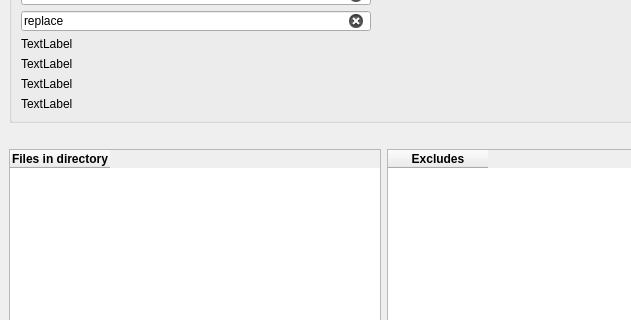
The window that mainwindow.ui (knasan/rrn-gui) describes before a commit, drawn with Qt 5; both pictures show x 0 to 631 and y 95 to 415 of the 768 by 606 pixel window.
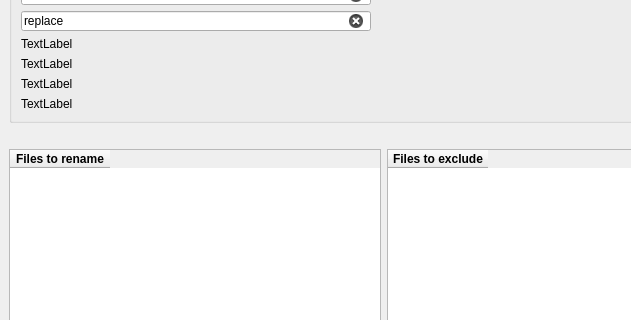
The same window after the commit.

Diff of the .ui file:
```diff
--- a/mainwindow.ui
+++ b/mainwindow.ui
@@ -224,9 +224,18 @@
         <property name="alternatingRowColors">
          <bool>false</bool>
         </property>
+        <property name="showGrid">
+         <bool>false</bool>
+        </property>
+        <property name="gridStyle">
+         <enum>Qt::NoPen</enum>
+        </property>
+        <property name="sortingEnabled">
+         <bool>true</bool>
+        </property>
         <column>
          <property name="text">
-          <string>Files in directory</string>
+          <string>Files to rename</string>
          </property>
          <property name="font">
           <font>
@@ -252,11 +261,29 @@
          <set>QAbstractItemView::NoEditTriggers</set>
         </property>
         <property name="dragEnabled">
+         <bool>false</bool>
+        </property>
+        <property name="dragDropOverwriteMode">
+         <bool>false</bool>
+        </property>
+        <property name="dragDropMode">
+         <enum>QAbstractItemView::DragOnly</enum>
+        </property>
+        <property name="defaultDropAction">
+         <enum>Qt::IgnoreAction</enum>
+        </property>
+        <property name="showGrid">
+         <bool>false</bool>
+        </property>
+        <property name="gridStyle">
+         <enum>Qt::NoPen</enum>
+        </property>
+        <property name="sortingEnabled">
          <bool>true</bool>
         </property>
         <column>
          <property name="text">
-          <string>Excludes</string>
+          <string>Files to exclude</string>
          </property>
          <property name="font">
           <font>
```
Left out of the diff: 15 changed lines with no effect on the pictures.
